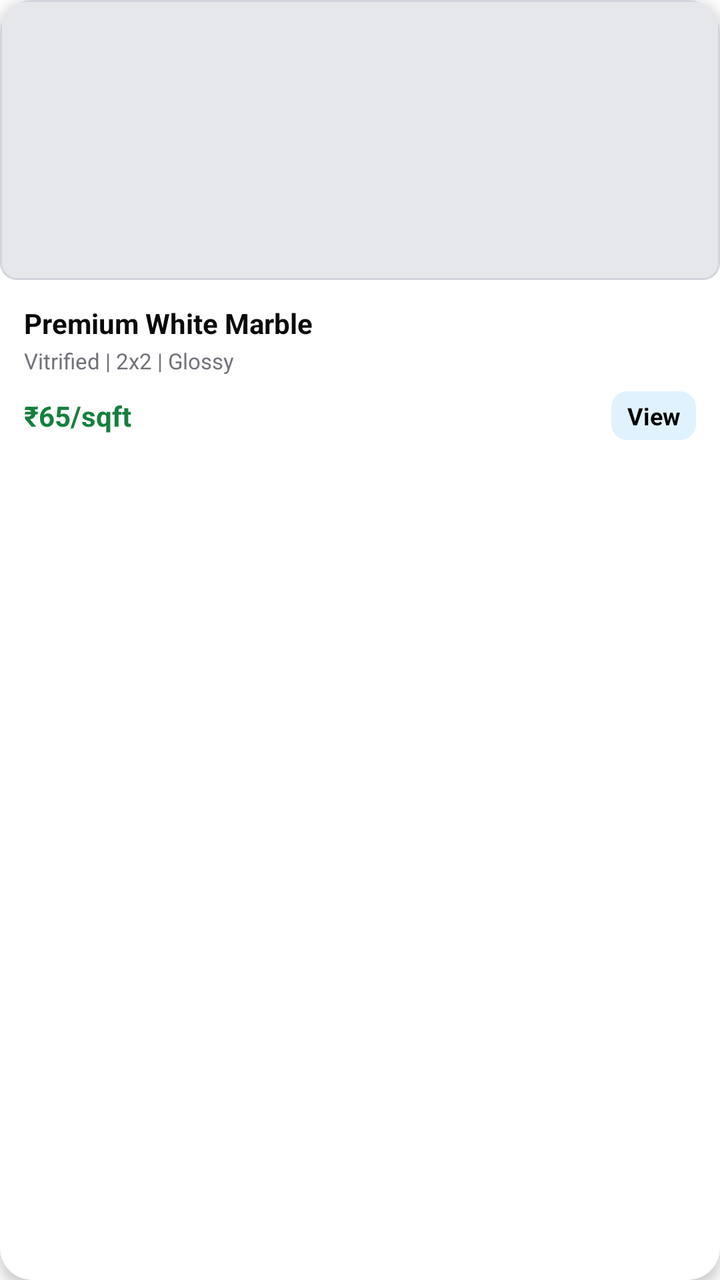
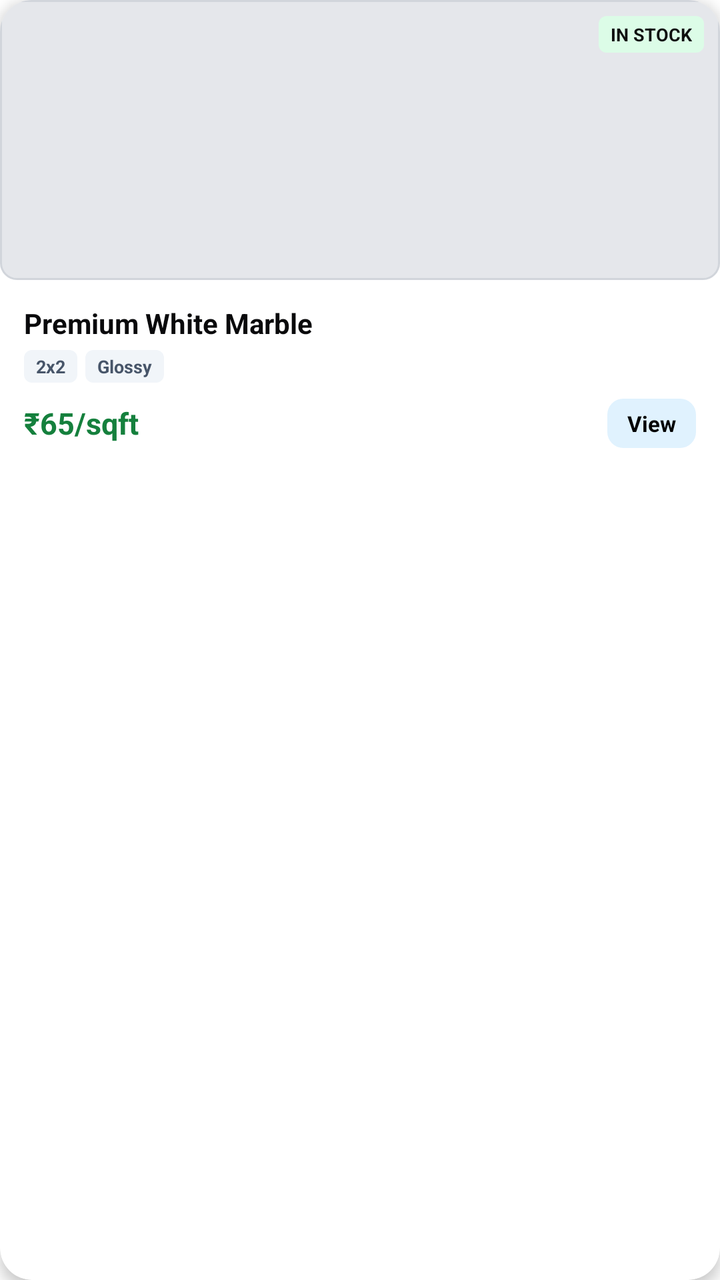

Before-and-after screenshots of an Android layout around one commit, followed by the original layout XML and the change that was made.
<!-- AndroidManifest.xml: application theme Theme.Florra -->
<!-- res/layout/item_chat_product_card.xml -->
<?xml version="1.0" encoding="utf-8"?>
<androidx.cardview.widget.CardView xmlns:android="http://schemas.android.com/apk/res/android"
    xmlns:app="http://schemas.android.com/apk/res-auto"
    android:layout_width="220dp"
    android:layout_height="wrap_content"
    android:layout_margin="8dp"
    app:cardCornerRadius="16dp"
    app:cardElevation="4dp"
    app:cardBackgroundColor="@color/white">

    <LinearLayout
        android:layout_width="match_parent"
        android:layout_height="wrap_content"
        android:orientation="vertical">

        <ImageView
            android:id="@+id/ivProductImage"
            android:layout_width="match_parent"
            android:layout_height="140dp"
            android:scaleType="centerCrop"
            android:src="@drawable/placeholder_tile" />

        <LinearLayout
            android:layout_width="match_parent"
            android:layout_height="wrap_content"
            android:orientation="vertical"
            android:padding="12dp">

            <TextView
                android:id="@+id/tvProductName"
                android:layout_width="match_parent"
                android:layout_height="wrap_content"
                android:text="Premium White Marble"
                android:textColor="@color/text_primary"
                android:textSize="14sp"
                android:textStyle="bold"
                android:maxLines="1"
                android:ellipsize="end" />

            <TextView
                android:id="@+id/tvProductDetails"
                android:layout_width="match_parent"
                android:layout_height="wrap_content"
                android:text="Vitrified | 2x2 | Glossy"
                android:textColor="@color/text_secondary"
                android:textSize="11sp"
                android:layout_marginTop="2dp" />

            <LinearLayout
                android:layout_width="match_parent"
                android:layout_height="wrap_content"
                android:orientation="horizontal"
                android:gravity="center_vertical"
                android:layout_marginTop="8dp">

                <TextView
                    android:id="@+id/tvProductPrice"
                    android:layout_width="0dp"
                    android:layout_height="wrap_content"
                    android:layout_weight="1"
                    android:text="₹65/sqft"
                    android:textColor="#15803D"
                    android:textSize="14sp"
                    android:textStyle="bold" />

                <TextView
                    android:layout_width="wrap_content"
                    android:layout_height="wrap_content"
                    android:text="View"
                    android:textColor="@color/chatbot_primary"
                    android:textSize="12sp"
                    android:textStyle="bold"
                    android:paddingStart="8dp"
                    android:paddingEnd="8dp"
                    android:paddingTop="4dp"
                    android:paddingBottom="4dp"
                    android:background="@drawable/bg_light_blue_rounded" />
            </LinearLayout>
        </LinearLayout>
    </LinearLayout>
</androidx.cardview.widget.CardView>
<!-- resources referenced by this layout -->
<resources>
  <color name="chatbot_primary">#000000</color>
  <color name="text_primary">#09090B</color>
  <color name="text_secondary">#71717A</color>
  <color name="white">#FFFFFFFF</color>
  <!-- drawable bg_light_blue_rounded (drawable) -->
  <?xml version="1.0" encoding="utf-8"?>
  <shape xmlns:android="http://schemas.android.com/apk/res/android">
      <solid android:color="@color/chatbot_light_blue" />
      <corners android:radius="8dp" />
  </shape>
  <!-- drawable placeholder_tile (drawable) -->
  <?xml version="1.0" encoding="utf-8"?>
  <shape xmlns:android="http://schemas.android.com/apk/res/android"
      android:shape="rectangle">
      <solid android:color="#E5E7EB" />
      <corners android:radius="8dp" />
      <stroke android:width="1dp" android:color="#D1D5DB" />
  </shape>
  <style name="Theme.Florra" parent="Theme.MaterialComponents.Light.NoActionBar">
          <item name="colorPrimary">#0F172A</item>
          <item name="colorPrimaryVariant">#0F172A</item>
          <item name="colorOnPrimary">#FFFFFF</item>
          <item name="colorSecondary">#E2E8F0</item>
          <item name="colorSecondaryVariant">#CBD5E1</item>
          <item name="colorOnSecondary">#0F172A</item>
          <item name="android:statusBarColor">@android:color/white</item>
          <item name="android:navigationBarColor">@android:color/white</item>
          <item name="android:windowLightStatusBar">true</item>
          <item name="android:windowLightNavigationBar">true</item>
          <item name="android:windowFullscreen">false</item>
      </style>
  <color name="chatbot_light_blue">#E0F2FE</color>
</resources>

<!-- the commit's change to res/layout/item_chat_product_card.xml (unified diff, before → after) -->
@@ -13,12 +13,38 @@
         android:layout_height="wrap_content"
         android:orientation="vertical">
 
-        <ImageView
-            android:id="@+id/ivProductImage"
+        <RelativeLayout
             android:layout_width="match_parent"
-            android:layout_height="140dp"
-            android:scaleType="centerCrop"
-            android:src="@drawable/placeholder_tile" />
+            android:layout_height="wrap_content">
+
+            <ImageView
+                android:id="@+id/ivProductImage"
+                android:layout_width="match_parent"
+                android:layout_height="140dp"
+                android:scaleType="centerCrop"
+                android:src="@drawable/placeholder_tile" />
+
+            
+            <LinearLayout
+                android:layout_width="wrap_content"
+                android:layout_height="wrap_content"
+                android:orientation="horizontal"
+                android:background="@drawable/bg_stock_badge"
+                android:paddingHorizontal="6dp"
+                android:paddingVertical="3dp"
+                android:layout_margin="8dp"
+                android:layout_alignParentTop="true"
+                android:layout_alignParentEnd="true">
+
+                <TextView
+                    android:layout_width="wrap_content"
+                    android:layout_height="wrap_content"
+                    android:text="IN STOCK"
+                    android:textColor="@color/primary"
+                    android:textSize="9sp"
+                    android:textStyle="bold" />
+            </LinearLayout>
+        </RelativeLayout>
 
         <LinearLayout
             android:layout_width="match_parent"
@@ -37,14 +63,38 @@
                 android:maxLines="1"
                 android:ellipsize="end" />
 
-            <TextView
-                android:id="@+id/tvProductDetails"
+            
+            <LinearLayout
                 android:layout_width="match_parent"
                 android:layout_height="wrap_content"
-                android:text="Vitrified | 2x2 | Glossy"
-                android:textColor="@color/text_secondary"
-                android:textSize="11sp"
-                android:layout_marginTop="2dp" />
+                android:orientation="horizontal"
+                android:layout_marginTop="4dp">
+
+                <TextView
+                    android:id="@+id/tvTagSize"
+                    android:layout_width="wrap_content"
+                    android:layout_height="wrap_content"
+                    android:background="@drawable/bg_tag"
+                    android:paddingHorizontal="6dp"
+                    android:paddingVertical="2dp"
+                    android:text="2x2"
+                    android:textColor="@color/slate_600"
+                    android:textSize="9sp"
+                    android:textStyle="bold"
+                    android:layout_marginEnd="4dp" />
+
+                <TextView
+                    android:id="@+id/tvTagFinish"
+                    android:layout_width="wrap_content"
+                    android:layout_height="wrap_content"
+                    android:background="@drawable/bg_tag"
+                    android:paddingHorizontal="6dp"
+                    android:paddingVertical="2dp"
+                    android:text="Glossy"
+                    android:textColor="@color/slate_600"
+                    android:textSize="9sp"
+                    android:textStyle="bold" />
+            </LinearLayout>
 
             <LinearLayout
                 android:layout_width="match_parent"
@@ -60,7 +110,7 @@
                     android:layout_weight="1"
                     android:text="₹65/sqft"
                     android:textColor="#15803D"
-                    android:textSize="14sp"
+                    android:textSize="15sp"
                     android:textStyle="bold" />
 
                 <TextView
@@ -68,12 +118,12 @@
                     android:layout_height="wrap_content"
                     android:text="View"
                     android:textColor="@color/chatbot_primary"
-                    android:textSize="12sp"
+                    android:textSize="11sp"
                     android:textStyle="bold"
-                    android:paddingStart="8dp"
-                    android:paddingEnd="8dp"
-                    android:paddingTop="4dp"
-                    android:paddingBottom="4dp"
+                    android:paddingStart="10dp"
+                    android:paddingEnd="10dp"
+                    android:paddingTop="5dp"
+                    android:paddingBottom="5dp"
                     android:background="@drawable/bg_light_blue_rounded" />
             </LinearLayout>
         </LinearLayout>
<!-- resource entries referenced after the edit -->
@@ -1,14 +1,28 @@
 <!-- resources referenced by this layout -->
 <resources>
   <color name="chatbot_primary">#000000</color>
+  <color name="primary">#0F0F0F</color>
+  <color name="slate_600">#475569</color>
   <color name="text_primary">#09090B</color>
-  <color name="text_secondary">#71717A</color>
   <color name="white">#FFFFFFFF</color>
   <!-- drawable bg_light_blue_rounded (drawable) -->
   <?xml version="1.0" encoding="utf-8"?>
   <shape xmlns:android="http://schemas.android.com/apk/res/android">
       <solid android:color="@color/chatbot_light_blue" />
       <corners android:radius="8dp" />
+  </shape>
+  <!-- drawable bg_stock_badge (drawable) -->
+  <?xml version="1.0" encoding="utf-8"?>
+  <shape xmlns:android="http://schemas.android.com/apk/res/android">
+      <solid android:color="#DCFCE7" />
+      <corners android:radius="4dp" />
+      <padding android:left="8dp" android:top="4dp" android:right="8dp" android:bottom="4dp" />
+  </shape>
+  <!-- drawable bg_tag (drawable) -->
+  <?xml version="1.0" encoding="utf-8"?>
+  <shape xmlns:android="http://schemas.android.com/apk/res/android">
+      <solid android:color="@color/slate_100" />
+      <corners android:radius="4dp" />
   </shape>
   <!-- drawable placeholder_tile (drawable) -->
   <?xml version="1.0" encoding="utf-8"?>
@@ -32,5 +46,6 @@
           <item name="android:windowFullscreen">false</item>
       </style>
   <color name="chatbot_light_blue">#E0F2FE</color>
+  <color name="slate_100">#F1F5F9</color>
 </resources>
 
